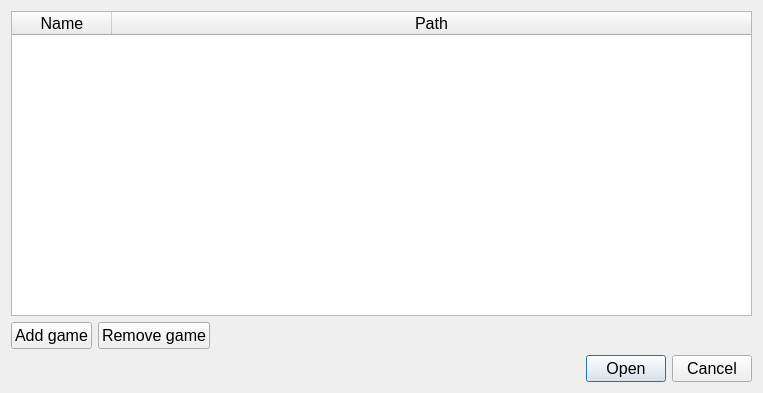
Old version of the form src/ui/dialogs/games_list_dialog.ui in the repository DimichGD/FHEditor.
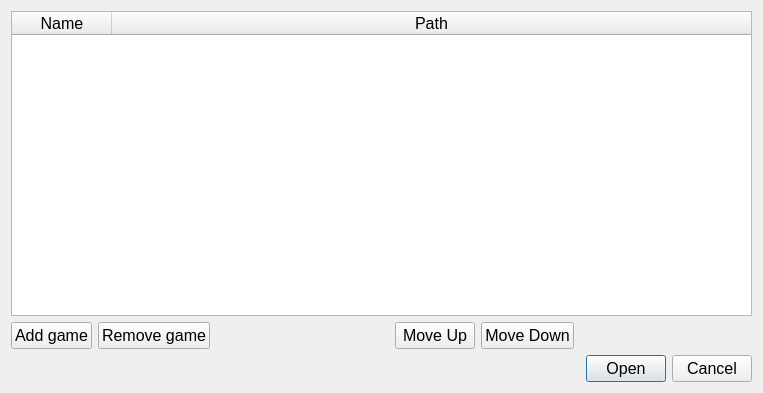
New version of the form.

```diff
--- a/src/ui/dialogs/games_list_dialog.ui
+++ b/src/ui/dialogs/games_list_dialog.ui
@@ -81,7 +81,34 @@
        <item>
         <spacer name="horizontalSpacer">
          <property name="orientation">
-          <enum>Qt::Orientation::Horizontal</enum>
+          <enum>Qt::Horizontal</enum>
+         </property>
+         <property name="sizeHint" stdset="0">
+          <size>
+           <width>40</width>
+           <height>20</height>
+          </size>
+         </property>
+        </spacer>
+       </item>
+       <item>
+        <widget class="QPushButton" name="moveUpButton">
+         <property name="text">
+          <string>Move Up</string>
+         </property>
+        </widget>
+       </item>
+       <item>
+        <widget class="QPushButton" name="moveDownButton">
+         <property name="text">
+          <string>Move Down</string>
+         </property>
+        </widget>
+       </item>
+       <item>
+        <spacer name="horizontalSpacer_2">
+         <property name="orientation">
+          <enum>Qt::Horizontal</enum>
          </property>
          <property name="sizeHint" stdset="0">
           <size>
```
Left out of the diff: 12 changed lines with no effect on the pictures.
